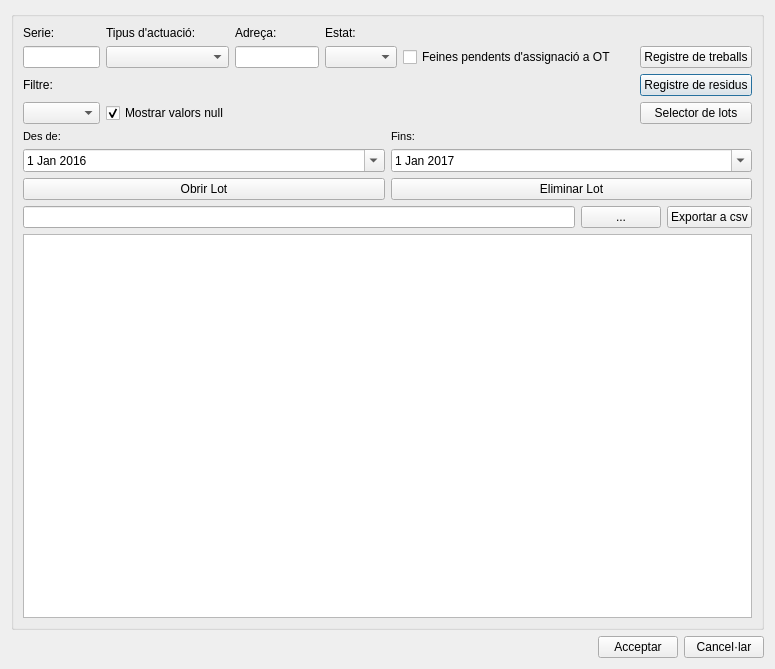
Above: ui/lot_management.ui from Giswater/giswater_qgis_plugin before the change. Below: the same form after it.
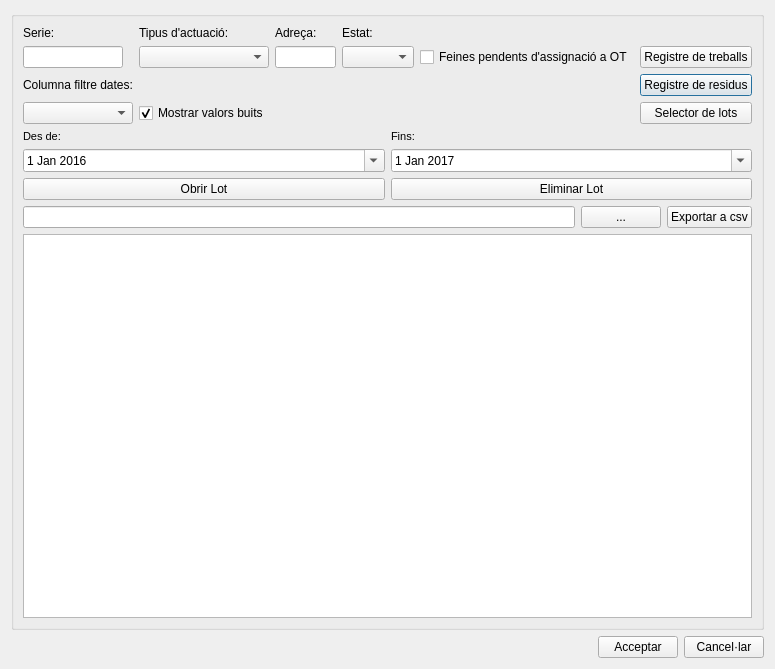
That is the form after the change.

Patch:
```diff
--- a/ui/lot_management.ui
+++ b/ui/lot_management.ui
@@ -116,14 +116,14 @@
         <item row="2" column="0">
          <widget class="QLabel" name="label_4">
           <property name="text">
-           <string>Filtre:</string>
+           <string>Columna filtre dates:</string>
           </property>
          </widget>
         </item>
         <item row="3" column="1">
          <widget class="QCheckBox" name="chk_show_nulls">
           <property name="text">
-           <string>Mostrar valors null</string>
+           <string>Mostrar valors buits</string>
           </property>
           <property name="checked">
            <bool>true</bool>
```
